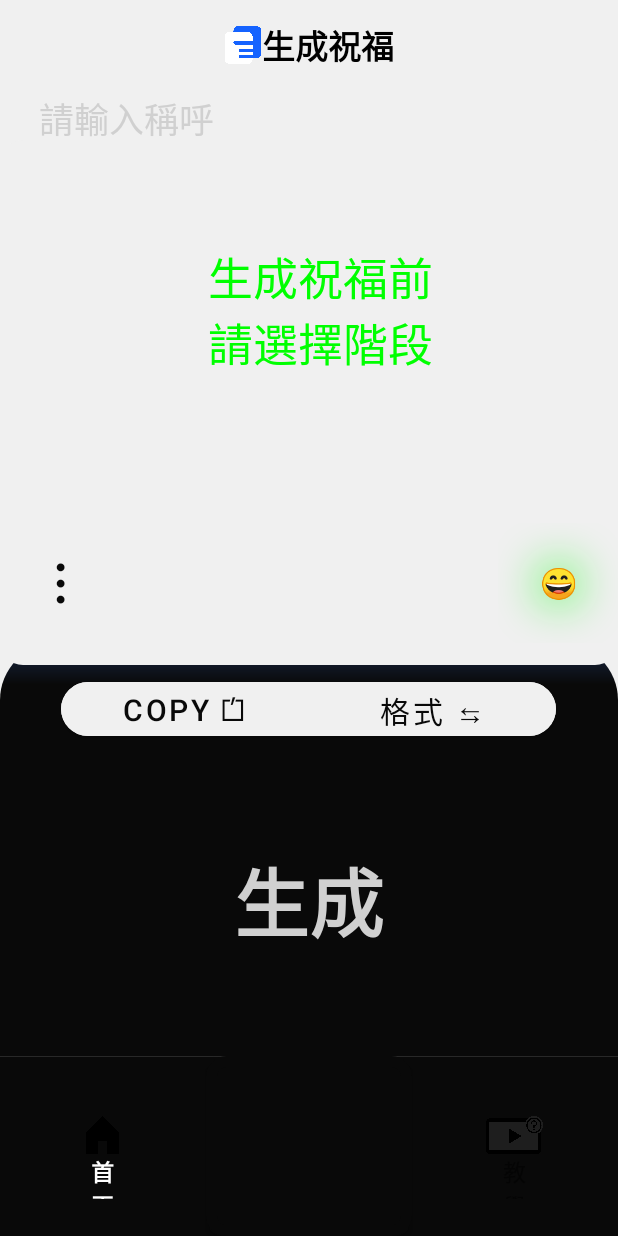
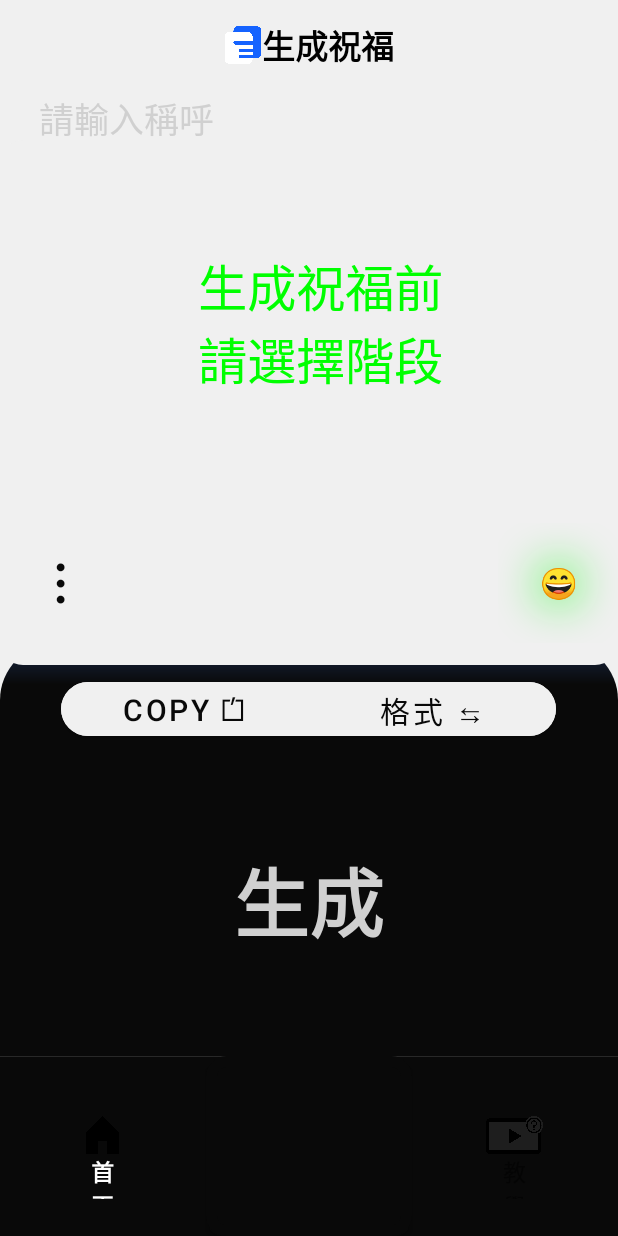
Before and after one commit to CYZeusX/bless_generation, an Android app: the screen it shows after launch (MainActivity), after a tap on an icon or button, on a phone screen of 412 x 824 dp. Run offline under Robolectric (Android 15) with nearby library versions, the phone set to English and light mode, and no system bars; plain views replace FadingEdgeLayout; 2 statements that could not run were skipped.

Commit message:
fixed the functionality if the emoji button and the show blessing button

```diff
--- a/app/src/main/java/com/CYZco/nygreets/MainActivity.java
+++ b/app/src/main/java/com/CYZco/nygreets/MainActivity.java
@@ -1,7 +1,6 @@
 package com.CYZco.nygreets;
 
 import androidx.appcompat.app.AppCompatActivity;
-
 import android.view.animation.AnimationUtils;
 import androidx.core.content.ContextCompat;
 import androidx.appcompat.app.ActionBar;
@@ -36,10 +35,10 @@ public class MainActivity extends AppCompatActivity
     public Button convertButton;
     public Button settingButton;
     public boolean emojiMode = false; //false = emoji disabled
-    private int nullSpin = 0;
+    private boolean nullSpin = false;
     public TextView textField;
     private EditText targetName;
-    public String rankDefault = "peer"; //2
+    public String rankDefault = "peer";
     public String textMode = "mail";
     public String show_Greet;
     private final CustomSetting CUSTOM_SETTING = new CustomSetting();
@@ -133,8 +132,11 @@ public class MainActivity extends AppCompatActivity
 
         emojiButton.setOnClickListener(e->
         {
+            Spinner stageSpinner = CUSTOM_SETTING.stageSpinner;
+            if (stageSpinner == null || stageSpinner.getSelectedItem() == null)
+                return;
+
             String getMes = textField.getText().toString();
-
             if (!CUSTOM_SETTING.stageSpinner.getSelectedItem().toString().equals("(選階段)") && !saveBlesses.get(0).isEmpty())
             {
                 if (getMes.contains(" "))
@@ -154,10 +156,10 @@ public class MainActivity extends AppCompatActivity
                     emojiButton.setShadowLayer(40f, 0f , 0f, shadowColor);
 
                     emojiMode = !emojiMode;
-                    String textE = message + " " + text;
+                    String textWithEmoji = message + " " + text;
 
-                    addRecord(textE);
-                    textField.setText(textE);
+                    addRecord(textWithEmoji);
+                    textField.setText(textWithEmoji);
                 }
             }
         });
@@ -300,11 +302,11 @@ public class MainActivity extends AppCompatActivity
     @SuppressLint("SetTextI18n")
     private void setRemindText()
     {
-        nullSpin = nullSpin == 0 ? 1 : 0 ;
-        textField.setTextSize(30);
+        nullSpin = !nullSpin;
+        textField.setTextSize(33);
         textField.setText(R.string.tutorial);
-        int gray = nullSpin == 0 ? R.drawable.rect_round10_stroke7_red : R.drawable.rect_round10_stroke7_green;
-        int color = nullSpin == 0 ? R.color.red : R.color.green ;
+        int gray = !nullSpin ? R.drawable.rect_round10_stroke7_red : R.drawable.rect_round10_stroke7_green;
+        int color = !nullSpin ? R.color.red : R.color.green ;
         settingButton.setBackground(ContextCompat.getDrawable(MainActivity.this, gray));
         textField.setTextColor(getResources().getColor(color));
     }
```
